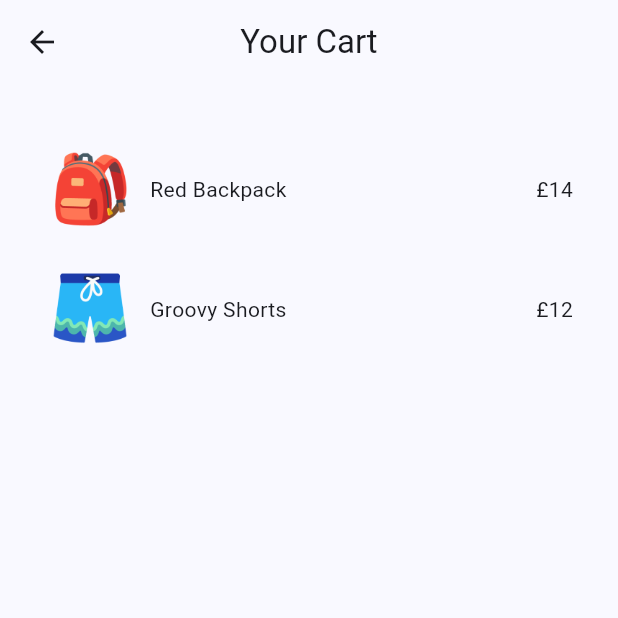
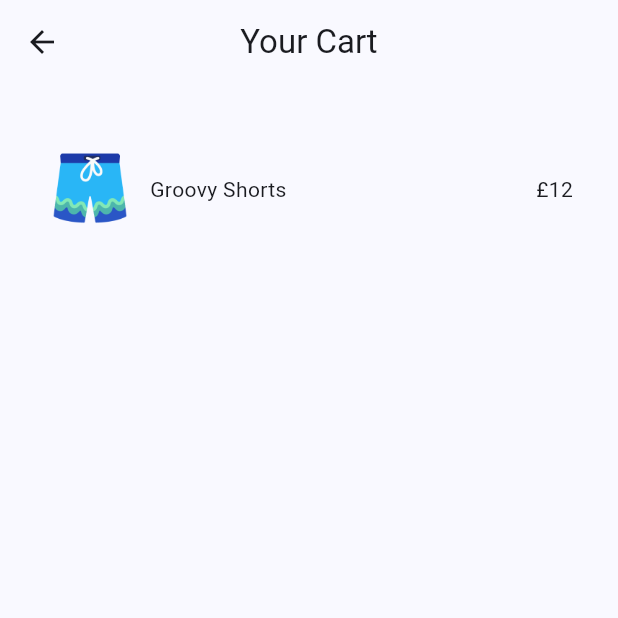
Before and after one commit to emagnu/nn_riverpod, a Flutter app: the screen it shows after launch, scrolled down 114 dp, after a tap on "Add to cart", after a tap on the "shopping bag" icon, on a phone screen of 412 x 824 dp, the top half of it. Run offline on Flutter 3.47's test engine with Material 3 defaults, Android fonts, the phone set to English and light mode, and no system bars; our stand-ins replace flutter_riverpod, riverpod_annotation; generated files the repository leaves out were written again.

Commit message:
9 - Generated Notifier Provider (5:02)

```diff
--- /dev/null
+++ b/lib/providers/cart_provider.dart
@@ -0,0 +1,38 @@
+//  //   ///
+//  Import LIBRARIES
+import 'package:riverpod_annotation/riverpod_annotation.dart';
+//  Import FILES
+import '../models/product.dart';
+//  PARTS
+part 'cart_provider.g.dart';
+//  GENERATED PROVIDERS
+
+//   --- cartNotifierProvider
+@riverpod
+class CartNotifier extends _$CartNotifier {
+  @override
+  Set<Product> build() {
+    return {};
+    // return const {
+    //   Product(
+    //       id: '4',
+    //       title: 'Red Backpack',
+    //       price: 14,
+    //       image: 'assets/products/backpack.png'),
+    // };
+  }
+
+  void addProduct(Product product) {
+    if (!state.contains(product)) {
+      state = {...state, product};
+    }
+  }
+
+  void removeProduct(Product product) {
+    if (state.contains(product)) {
+      state = state.where((p) => p != product).toSet();
+    }
+  }
+}
+
+//  //  //   ///
--- a/lib/providers/product_provider.dart
+++ b/lib/providers/product_provider.dart
@@ -19,32 +19,32 @@ List<Product> reducedProducts(ReducedProductsRef ref) {
   return allProducts.where((p) => p.price < 50).toList();
 }
 
-//   --- cartNotifierProvider
-@riverpod
-class CartNotifier extends _$CartNotifier {
-  @override
-  Set<Product> build() {
-    return const {
-      Product(
-          id: '4',
-          title: 'Red Backpack',
-          price: 14,
-          image: 'assets/products/backpack.png'),
-    };
-  }
+// //   --- cartNotifierProvider
+// @riverpod
+// class CartNotifier extends _$CartNotifier {
+//   @override
+//   Set<Product> build() {
+//     return const {
+//       Product(
+//           id: '4',
+//           title: 'Red Backpack',
+//           price: 14,
+//           image: 'assets/products/backpack.png'),
+//     };
+//   }
 
-  void addProduct(Product product) {
-    if (!state.contains(product)) {
-      state = {...state, product};
-    }
-  }
+//   void addProduct(Product product) {
+//     if (!state.contains(product)) {
+//       state = {...state, product};
+//     }
+//   }
 
-  void removeProduct(Product product) {
-    if (state.contains(product)) {
-      state = state.where((p) => p != product).toSet();
-    }
-  }
-}
+//   void removeProduct(Product product) {
+//     if (state.contains(product)) {
+//       state = state.where((p) => p != product).toSet();
+//     }
+//   }
+// }
 
 //  //  //   ///
 
--- a/lib/screens/cart/cart_screen.dart
+++ b/lib/screens/cart/cart_screen.dart
@@ -3,6 +3,7 @@
 import 'package:flutter/material.dart';
 import 'package:flutter_riverpod/flutter_riverpod.dart';
 //  Import FILES
+import '../../providers/cart_provider.dart';
 import '../../providers/product_provider.dart';
 //  PARTS
 //  PROVIDERS
--- a/lib/screens/home/home_screen.dart
+++ b/lib/screens/home/home_screen.dart
@@ -3,6 +3,7 @@
 import 'package:flutter/material.dart';
 import 'package:flutter_riverpod/flutter_riverpod.dart';
 //  Import FILES
+import '../../providers/cart_provider.dart';
 import '../../providers/product_provider.dart';
 import '../../shared/cart_icon.dart';
 //  //  //   ///
```
Also changed, not shown: lib/providers/cart_provider.g.dart (added), lib/providers/product_provider.g.dart.
